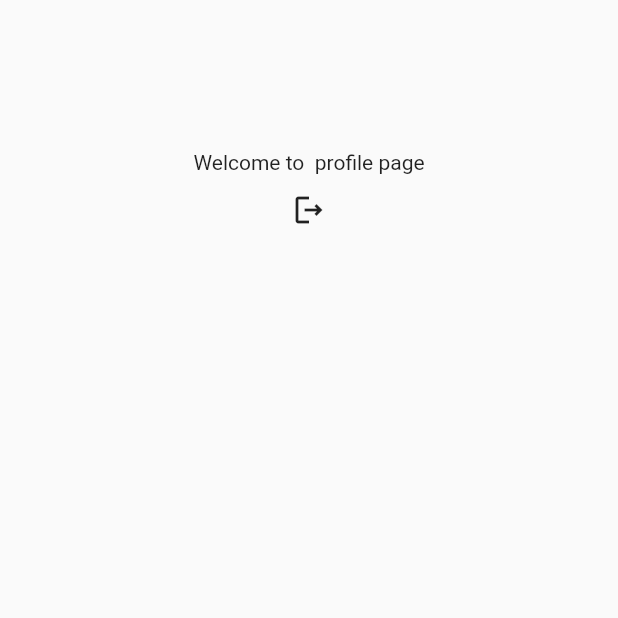
After one commit to han-ee/graudate, a Flutter app: the screen it shows once a user with an empty profile is signed in, on a phone screen of 412 x 824 dp, the top half of it. The commit adds this screen. Run offline on Flutter 3.47's test engine with Material 2 defaults, Android fonts, the phone set to English and light mode, and no system bars; our stand-ins replace firebase_auth, firebase_core; accounts and stored records are empty; network calls fail.

Commit message:
04102041

```diff
--- a/lib/main.dart
+++ b/lib/main.dart
@@ -1,7 +1,11 @@
+import 'package:firebase_core/firebase_core.dart';
 import 'package:flutter/material.dart';
 import 'package:grad_gg/login_screen.dart';
+import 'package:grad_gg/main_page.dart';
 
-void main() {
+void main() async {
+  WidgetsFlutterBinding.ensureInitialized();
+  await Firebase.initializeApp();
   runApp(const MyApp());
 }
 
@@ -10,8 +14,11 @@ class MyApp extends StatelessWidget {
 
   @override
   Widget build(BuildContext context) {
-    return const MaterialApp(
-      home: LoginScreen(),
+    return MaterialApp(
+      home: const MainPage(),
+      routes: {
+        '/second': (context) => const LoginScreen(),
+      },
     );
   }
 }
--- /dev/null
+++ b/lib/main_page.dart
@@ -0,0 +1,29 @@
+import 'package:firebase_auth/firebase_auth.dart';
+import 'package:flutter/material.dart';
+import 'package:grad_gg/login_screen.dart';
+import 'package:grad_gg/profile_screen.dart';
+
+class MainPage extends StatefulWidget {
+  const MainPage({super.key});
+
+  @override
+  State<MainPage> createState() => _MainPageState();
+}
+
+class _MainPageState extends State<MainPage> {
+  @override
+  Widget build(BuildContext context) {
+    return Scaffold(
+      body: StreamBuilder(
+        stream: FirebaseAuth.instance.authStateChanges(),
+        builder: (context, snapshot) {
+          if (snapshot.hasData) {
+            return const ProfileScreen();
+          } else {
+            return const LoginScreen();
+          }
+        },
+      ),
+    );
+  }
+}
--- /dev/null
+++ b/lib/profile_screen.dart
@@ -0,0 +1,37 @@
+import 'package:firebase_auth/firebase_auth.dart';
+import 'package:flutter/material.dart';
+
+class ProfileScreen extends StatefulWidget {
+  const ProfileScreen({super.key});
+
+  @override
+  State<ProfileScreen> createState() => _ProfileScreenState();
+}
+
+class _ProfileScreenState extends State<ProfileScreen> {
+  final user = FirebaseAuth.instance.currentUser;
+
+  @override
+  Widget build(BuildContext context) {
+    return Scaffold(
+      body: Column(
+        children: [
+          const SizedBox(
+            height: 100,
+          ),
+          Center(
+            child: Text('Welcome to ${user!.email} profile page'),
+          ),
+          IconButton(
+              onPressed: () {
+                FirebaseAuth.instance.signOut();
+                Navigator.pushReplacementNamed(context, '/second');
+              },
+              icon: const Icon(
+                Icons.logout_outlined,
+              ))
+        ],
+      ),
+    );
+  }
+}
--- a/pubspec.yaml
+++ b/pubspec.yaml
@@ -35,6 +35,9 @@ dependencies:
   # The following adds the Cupertino Icons font to your application.
   # Use with the CupertinoIcons class for iOS style icons.
   cupertino_icons: ^1.0.2
+  cloud_firestore: ^4.5.0
+  firebase_auth: ^4.4.0
+  firebase_core: ^2.9.0
 
 dev_dependencies:
   flutter_test:
```
Also changed, not shown: lib/login_screen.dart (+77 -8 lines), lib/register_screen.dart (+76 -10 lines), pubspec.lock, 4 other files.
